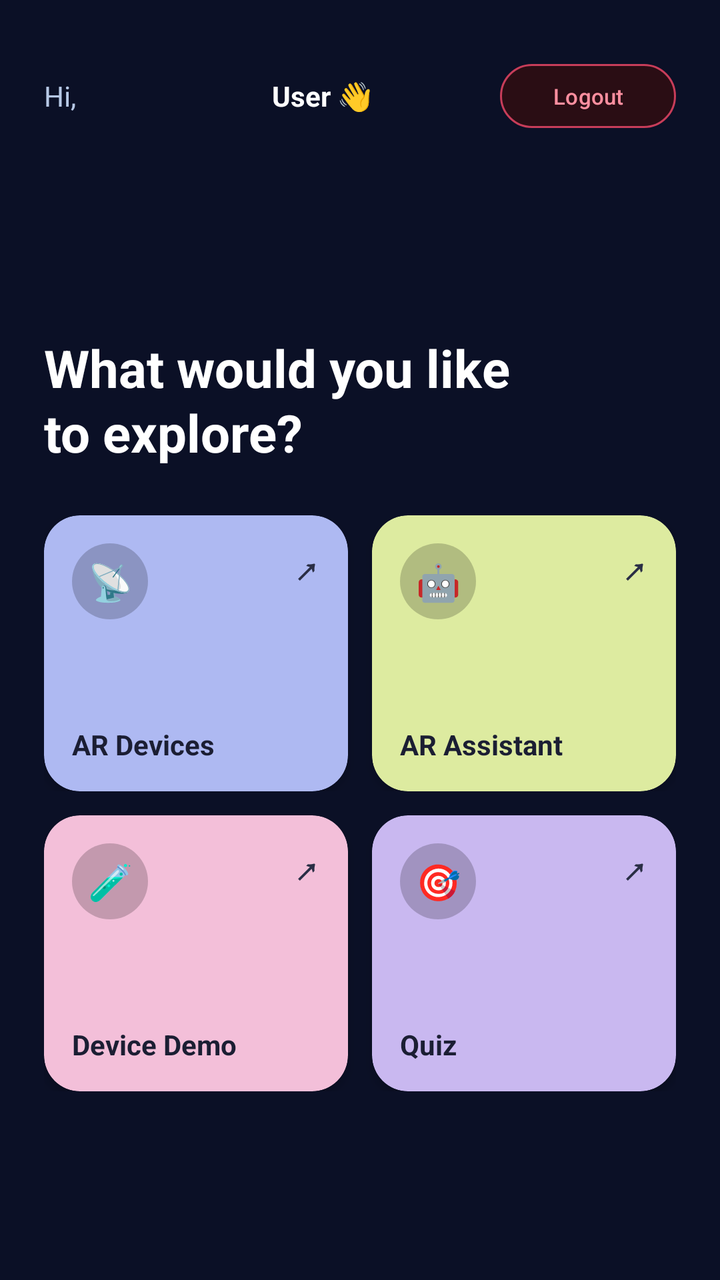
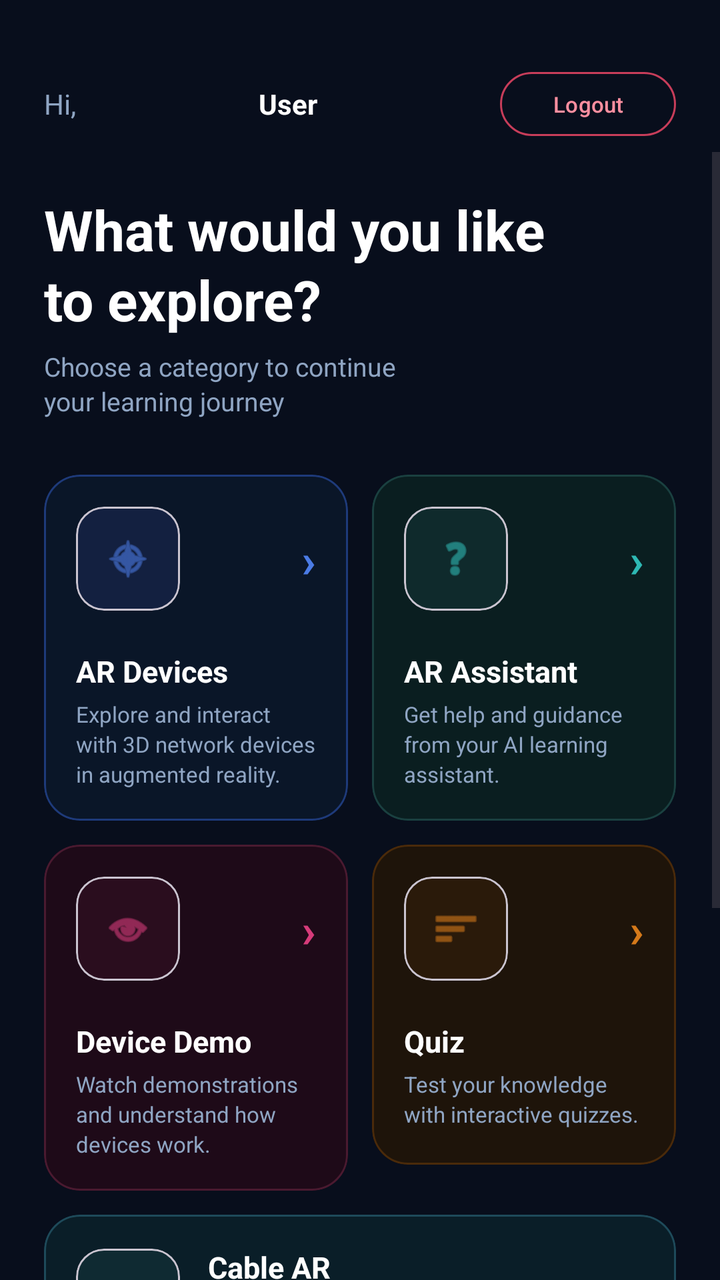

Two renders of the same Android screen: before a commit and after it. Below are the layout's source before the change and the commit's diff.
<!-- AndroidManifest.xml: application theme Theme.ComputerNetworkDeviceARApp -->
<!-- res/layout/activity_dashboard.xml -->
<?xml version="1.0" encoding="utf-8"?>
<LinearLayout xmlns:android="http://schemas.android.com/apk/res/android"
    xmlns:app="http://schemas.android.com/apk/res-auto"
    android:layout_width="match_parent"
    android:layout_height="match_parent"
    android:orientation="vertical"
    android:background="#0B1026">

    
    <LinearLayout
        android:layout_width="match_parent"
        android:layout_height="wrap_content"
        android:orientation="horizontal"
        android:gravity="center_vertical"
        android:paddingStart="22dp"
        android:paddingEnd="22dp"
        android:paddingTop="32dp"
        android:paddingBottom="8dp">

        <TextView
            android:layout_width="0dp"
            android:layout_height="wrap_content"
            android:layout_weight="1"
            android:text="Hi, "
            android:textColor="#B7C9E6"
            android:textSize="14sp"/>

        <TextView
            android:id="@+id/tvUserName"
            android:layout_width="0dp"
            android:layout_height="wrap_content"
            android:layout_weight="1"
            android:text="User 👋"
            android:textColor="#FFFFFF"
            android:textSize="14sp"
            android:textStyle="bold"/>

        <com.google.android.material.button.MaterialButton
            android:id="@+id/btnLogout"
            android:layout_width="wrap_content"
            android:layout_height="32dp"
            android:text="Logout"
            android:textAllCaps="false"
            android:textColor="#FF8FA0"
            android:textSize="11sp"
            android:insetTop="0dp"
            android:insetBottom="0dp"
            android:paddingStart="14dp"
            android:paddingEnd="14dp"
            app:backgroundTint="#2A0D14"
            app:cornerRadius="16dp"
            app:strokeColor="#C73D5A"
            app:strokeWidth="1dp"/>

    </LinearLayout>

    
    <FrameLayout
        android:layout_width="match_parent"
        android:layout_height="0dp"
        android:layout_weight="1"
        android:scrollbars="none"
        android:overScrollMode="never">

        <LinearLayout
            android:layout_width="match_parent"
            android:layout_height="wrap_content"
            android:layout_gravity="center"
            android:orientation="vertical"
            android:paddingStart="22dp"
            android:paddingEnd="22dp">

            
            <TextView
                android:layout_width="match_parent"
                android:layout_height="wrap_content"
                android:text="What would you like\nto explore?"
                android:textColor="#FFFFFF"
                android:textSize="26sp"
                android:textStyle="bold"
                android:lineSpacingExtra="2dp"
                android:layout_marginBottom="24dp"/>

            
            <LinearLayout
                android:layout_width="match_parent"
                android:layout_height="wrap_content"
                android:orientation="horizontal"
                android:layout_marginBottom="12dp">

                <androidx.cardview.widget.CardView
                    android:id="@+id/cardARDevices"
                    android:layout_width="0dp"
                    android:layout_height="138dp"
                    android:layout_weight="1"
                    android:layout_marginEnd="6dp"
                    app:cardCornerRadius="18dp"
                    app:cardBackgroundColor="#AEB9F2"
                    app:cardElevation="3dp">
                    <FrameLayout
                        android:layout_width="match_parent"
                        android:layout_height="match_parent"
                        android:padding="14dp">
                        <TextView
                            android:layout_width="38dp"
                            android:layout_height="38dp"
                            android:layout_gravity="top|start"
                            android:background="@drawable/bg_dashboard_icon_dark"
                            android:gravity="center"
                            android:text="📡"
                            android:textSize="18sp"/>
                        <TextView
                            android:layout_width="wrap_content"
                            android:layout_height="wrap_content"
                            android:layout_gravity="top|end"
                            android:text="↗"
                            android:textColor="#2A2E45"
                            android:textSize="18sp"
                            android:textStyle="bold"/>
                        <TextView
                            android:layout_width="wrap_content"
                            android:layout_height="wrap_content"
                            android:layout_gravity="bottom|start"
                            android:text="AR Devices"
                            android:textColor="#1B1E33"
                            android:textSize="14sp"
                            android:textStyle="bold"/>
                    </FrameLayout>
                </androidx.cardview.widget.CardView>

                <androidx.cardview.widget.CardView
                    android:id="@+id/cardARAssistant"
                    android:layout_width="0dp"
                    android:layout_height="138dp"
                    android:layout_weight="1"
                    android:layout_marginStart="6dp"
                    app:cardCornerRadius="18dp"
                    app:cardBackgroundColor="#DDEBA0"
                    app:cardElevation="3dp">
                    <FrameLayout
                        android:layout_width="match_parent"
                        android:layout_height="match_parent"
                        android:padding="14dp">
                        <TextView
                            android:layout_width="38dp"
                            android:layout_height="38dp"
                            android:layout_gravity="top|start"
                            android:background="@drawable/bg_dashboard_icon_dark"
                            android:gravity="center"
                            android:text="🤖"
                            android:textSize="18sp"/>
                        <TextView
                            android:layout_width="wrap_content"
                            android:layout_height="wrap_content"
                            android:layout_gravity="top|end"
                            android:text="↗"
                            android:textColor="#2A2E45"
                            android:textSize="18sp"
                            android:textStyle="bold"/>
                        <TextView
                            android:layout_width="wrap_content"
                            android:layout_height="wrap_content"
                            android:layout_gravity="bottom|start"
                            android:text="AR Assistant"
                            android:textColor="#1B1E33"
                            android:textSize="14sp"
                            android:textStyle="bold"/>
                    </FrameLayout>
                </androidx.cardview.widget.CardView>

            </LinearLayout>

            
            <LinearLayout
                android:layout_width="match_parent"
                android:layout_height="wrap_content"
                android:orientation="horizontal">

                <androidx.cardview.widget.CardView
                    android:id="@+id/cardDeviceDemo"
                    android:layout_width="0dp"
                    android:layout_height="138dp"
                    android:layout_weight="1"
                    android:layout_marginEnd="6dp"
                    app:cardCornerRadius="18dp"
                    app:cardBackgroundColor="#F3BFD9"
                    app:cardElevation="3dp">
                    <FrameLayout
                        android:layout_width="match_parent"
                        android:layout_height="match_parent"
                        android:padding="14dp">
                        <TextView
                            android:layout_width="38dp"
                            android:layout_height="38dp"
                            android:layout_gravity="top|start"
                            android:background="@drawable/bg_dashboard_icon_dark"
                            android:gravity="center"
                            android:text="🧪"
                            android:textSize="18sp"/>
                        <TextView
                            android:layout_width="wrap_content"
                            android:layout_height="wrap_content"
                            android:layout_gravity="top|end"
                            android:text="↗"
                            android:textColor="#2A2E45"
                            android:textSize="18sp"
                            android:textStyle="bold"/>
                        <TextView
                            android:layout_width="wrap_content"
                            android:layout_height="wrap_content"
                            android:layout_gravity="bottom|start"
                            android:text="Device Demo"
                            android:textColor="#1B1E33"
                            android:textSize="14sp"
                            android:textStyle="bold"/>
                    </FrameLayout>
                </androidx.cardview.widget.CardView>

                <androidx.cardview.widget.CardView
                    android:id="@+id/cardQuiz"
                    android:layout_width="0dp"
                    android:layout_height="138dp"
                    android:layout_weight="1"
                    android:layout_marginStart="6dp"
                    app:cardCornerRadius="18dp"
                    app:cardBackgroundColor="#C9B8F0"
                    app:cardElevation="3dp">
                    <FrameLayout
                        android:layout_width="match_parent"
                        android:layout_height="match_parent"
                        android:padding="14dp">
                        <TextView
                            android:layout_width="38dp"
                            android:layout_height="38dp"
                            android:layout_gravity="top|start"
                            android:background="@drawable/bg_dashboard_icon_dark"
                            android:gravity="center"
                            android:text="🎯"
                            android:textSize="18sp"/>
                        <TextView
                            android:layout_width="wrap_content"
                            android:layout_height="wrap_content"
                            android:layout_gravity="top|end"
                            android:text="↗"
                            android:textColor="#2A2E45"
                            android:textSize="18sp"
                            android:textStyle="bold"/>
                        <TextView
                            android:layout_width="wrap_content"
                            android:layout_height="wrap_content"
                            android:layout_gravity="bottom|start"
                            android:text="Quiz"
                            android:textColor="#1B1E33"
                            android:textSize="14sp"
                            android:textStyle="bold"/>
                    </FrameLayout>
                </androidx.cardview.widget.CardView>

            </LinearLayout>

        </LinearLayout>
    </FrameLayout>

</LinearLayout>
<!-- resources referenced by this layout -->
<resources>
  <!-- drawable bg_dashboard_icon_dark (drawable) -->
  <?xml version="1.0" encoding="utf-8"?>
  <shape xmlns:android="http://schemas.android.com/apk/res/android"
      android:shape="oval">
      <solid android:color="#33000000"/>
  </shape>
  <style name="Theme.ComputerNetworkDeviceARApp" parent="Base.Theme.ComputerNetworkDeviceARApp" />
  <style name="Base.Theme.ComputerNetworkDeviceARApp" parent="Theme.Material3.DayNight.NoActionBar">
          
          
      </style>
</resources>

<!-- the commit's change to res/layout/activity_dashboard.xml (unified diff, before → after) -->
@@ -4,7 +4,7 @@
     android:layout_width="match_parent"
     android:layout_height="match_parent"
     android:orientation="vertical"
-    android:background="#0B1026">
+    android:background="#080E1C">
 
     
     <LinearLayout
@@ -14,26 +14,34 @@
         android:gravity="center_vertical"
         android:paddingStart="22dp"
         android:paddingEnd="22dp"
-        android:paddingTop="32dp"
+        android:paddingTop="36dp"
         android:paddingBottom="8dp">
 
         <TextView
+            android:layout_width="wrap_content"
+            android:layout_height="wrap_content"
+            android:text="Hi,"
+            android:textColor="#8FA5C3"
+            android:textSize="14sp"/>
+
+        <View
             android:layout_width="0dp"
-            android:layout_height="wrap_content"
-            android:layout_weight="1"
-            android:text="Hi, "
-            android:textColor="#B7C9E6"
-            android:textSize="14sp"/>
+            android:layout_height="0dp"
+            android:layout_weight="1"/>
 
         <TextView
             android:id="@+id/tvUserName"
-            android:layout_width="0dp"
+            android:layout_width="wrap_content"
             android:layout_height="wrap_content"
-            android:layout_weight="1"
-            android:text="User 👋"
+            android:text="User"
             android:textColor="#FFFFFF"
             android:textSize="14sp"
             android:textStyle="bold"/>
+
+        <View
+            android:layout_width="0dp"
+            android:layout_height="0dp"
+            android:layout_weight="1"/>
 
         <com.google.android.material.button.MaterialButton
             android:id="@+id/btnLogout"
@@ -47,7 +55,7 @@
             android:insetBottom="0dp"
             android:paddingStart="14dp"
             android:paddingEnd="14dp"
-            app:backgroundTint="#2A0D14"
+            app:backgroundTint="#00000000"
             app:cornerRadius="16dp"
             app:strokeColor="#C73D5A"
             app:strokeWidth="1dp"/>
@@ -55,20 +63,21 @@
     </LinearLayout>
 
     
-    <FrameLayout
+    <ScrollView
         android:layout_width="match_parent"
         android:layout_height="0dp"
         android:layout_weight="1"
-        android:scrollbars="none"
+        android:fillViewport="true"
         android:overScrollMode="never">
 
         <LinearLayout
             android:layout_width="match_parent"
             android:layout_height="wrap_content"
-            android:layout_gravity="center"
             android:orientation="vertical"
             android:paddingStart="22dp"
-            android:paddingEnd="22dp">
+            android:paddingEnd="22dp"
+            android:paddingTop="20dp"
+            android:paddingBottom="28dp">
 
             
             <TextView
@@ -76,10 +85,20 @@
                 android:layout_height="wrap_content"
                 android:text="What would you like\nto explore?"
                 android:textColor="#FFFFFF"
-                android:textSize="26sp"
+                android:textSize="28sp"
                 android:textStyle="bold"
-                android:lineSpacingExtra="2dp"
-                android:layout_marginBottom="24dp"/>
+                android:lineSpacingExtra="2dp"/>
+
+            
+            <TextView
+                android:layout_width="match_parent"
+                android:layout_height="wrap_content"
+                android:text="Choose a category to continue\nyour learning journey"
+                android:textColor="#8FA5C3"
+                android:textSize="13sp"
+                android:layout_marginTop="6dp"
+                android:layout_marginBottom="28dp"
+                android:lineSpacingExtra="2dp"/>
 
             
             <LinearLayout
@@ -88,85 +107,153 @@
                 android:orientation="horizontal"
                 android:layout_marginBottom="12dp">
 
-                <androidx.cardview.widget.CardView
+                
+                <com.google.android.material.card.MaterialCardView
                     android:id="@+id/cardARDevices"
                     android:layout_width="0dp"
-                    android:layout_height="138dp"
+                    android:layout_height="wrap_content"
                     android:layout_weight="1"
                     android:layout_marginEnd="6dp"
                     app:cardCornerRadius="18dp"
-                    app:cardBackgroundColor="#AEB9F2"
-                    app:cardElevation="3dp">
-                    <FrameLayout
+                    app:cardBackgroundColor="#0A1628"
+                    app:cardElevation="0dp"
+                    app:strokeColor="#1E3A7A"
+                    app:strokeWidth="1dp">
+
+                    <LinearLayout
                         android:layout_width="match_parent"
-                        android:layout_height="match_parent"
-                        android:padding="14dp">
-                        <TextView
-                            android:layout_width="38dp"
-                            android:layout_height="38dp"
-                            android:layout_gravity="top|start"
-                            android:background="@drawable/bg_dashboard_icon_dark"
-                            android:gravity="center"
-                            android:text="📡"
-                            android:textSize="18sp"/>
-                        <TextView
-                            android:layout_width="wrap_content"
-                            android:layout_height="wrap_content"
-                            android:layout_gravity="top|end"
-                            android:text="↗"
-                            android:textColor="#2A2E45"
-                            android:textSize="18sp"
+                        android:layout_height="wrap_content"
+                        android:orientation="vertical"
+                        android:padding="16dp"
+                        android:minHeight="160dp">
+
+                        <LinearLayout
+                            android:layout_width="match_parent"
+                            android:layout_height="wrap_content"
+                            android:orientation="horizontal"
+                            android:gravity="center_vertical"
+                            android:layout_marginBottom="20dp">
+
+                            <com.google.android.material.card.MaterialCardView
+                                android:layout_width="52dp"
+                                android:layout_height="52dp"
+                                app:cardCornerRadius="14dp"
+                                app:cardBackgroundColor="#132040"
+                                app:cardElevation="0dp">
+                                <ImageView
+                                    android:layout_width="24dp"
+                                    android:layout_height="24dp"
+                                    android:layout_gravity="center"
+                                    android:src="@android:drawable/ic_menu_compass"
+                                    android:tint="#4B7BE5"/>
+                            </com.google.android.material.card.MaterialCardView>
+
+                            <View
+                                android:layout_width="0dp"
+                                android:layout_height="0dp"
+                                android:layout_weight="1"/>
+
+                            <TextView
+                                android:layout_width="wrap_content"
+                                android:layout_height="wrap_content"
+                                android:text="›"
+                                android:textColor="#4B7BE5"
+                                android:textSize="24sp"
+                                android:textStyle="bold"/>
+                        </LinearLayout>
+
+                        <TextView
+                            android:layout_width="match_parent"
+                            android:layout_height="wrap_content"
+                            android:text="AR Devices"
+                            android:textColor="#FFFFFF"
+                            android:textSize="15sp"
                             android:textStyle="bold"/>
-                        <TextView
-                            android:layout_width="wrap_content"
-                            android:layout_height="wrap_content"
-                            android:layout_gravity="bottom|start"
-                            android:text="AR Devices"
-                            android:textColor="#1B1E33"
-                            android:textSize="14sp"
-                            android:textStyle="bold"/>
-                    </FrameLayout>
-                </androidx.cardview.widget.CardView>
-
-                <androidx.cardview.widget.CardView
+
+                        <TextView
+                            android:layout_width="match_parent"
+                            android:layout_height="wrap_content"
+                            android:text="Explore and interact with 3D network devices in augmented reality."
+                            android:textColor="#8FA5C3"
+                            android:textSize="11sp"
+                            android:layout_marginTop="4dp"
+                            android:lineSpacingExtra="2dp"/>
+                    </LinearLayout>
+                </com.google.android.material.card.MaterialCardView>
+
+                
+                <com.google.android.material.card.MaterialCardView
                     android:id="@+id/cardARAssistant"
                     android:layout_width="0dp"
-                    android:layout_height="138dp"
+                    android:layout_height="wrap_content"
                     android:layout_weight="1"
                     android:layout_marginStart="6dp"
                     app:cardCornerRadius="18dp"
-                    app:cardBackgroundColor="#DDEBA0"
-                    app:cardElevation="3dp">
-                    <FrameLayout
+                    app:cardBackgroundColor="#0A1E20"
+                    app:cardElevation="0dp"
+                    app:strokeColor="#1A4040"
+                    app:strokeWidth="1dp">
+
+                    <LinearLayout
                         android:layout_width="match_parent"
-                        android:layout_height="match_parent"
-                        android:padding="14dp">
-                        <TextView
-                            android:layout_width="38dp"
-                            android:layout_height="38dp"
-                            android:layout_gravity="top|start"
-                            android:background="@drawable/bg_dashboard_icon_dark"
-                            android:gravity="center"
-                            android:text="🤖"
-                            android:textSize="18sp"/>
-                        <TextView
-                            android:layout_width="wrap_content"
-                            android:layout_height="wrap_content"
-                            android:layout_gravity="top|end"
-                            android:text="↗"
-                            android:textColor="#2A2E45"
-                            android:textSize="18sp"
+                        android:layout_height="wrap_content"
+                        android:orientation="vertical"
+                        android:padding="16dp"
+                        android:minHeight="160dp">
+
+                        <LinearLayout
+                            android:layout_width="match_parent"
+                            android:layout_height="wrap_content"
+                            android:orientation="horizontal"
+                            android:gravity="center_vertical"
+                            android:layout_marginBottom="20dp">
+
+                            <com.google.android.material.card.MaterialCardView
+                                android:layout_width="52dp"
+                                android:layout_height="52dp"
+                                app:cardCornerRadius="14dp"
+                                app:cardBackgroundColor="#0F2A2C"
+                                app:cardElevation="0dp">
+                                <ImageView
+                                    android:layout_width="24dp"
+                                    android:layout_height="24dp"
+                                    android:layout_gravity="center"
+                                    android:src="@android:drawable/ic_menu_help"
+                                    android:tint="#2EB8B3"/>
+                            </com.google.android.material.card.MaterialCardView>
+
+                            <View
+                                android:layout_width="0dp"
+                                android:layout_height="0dp"
+                                android:layout_weight="1"/>
+
+                            <TextView
+                                android:layout_width="wrap_content"
+                                android:layout_height="wrap_content"
+                                android:text="›"
+                                android:textColor="#2EB8B3"
+                                android:textSize="24sp"
+                                android:textStyle="bold"/>
+                        </LinearLayout>
+
+                        <TextView
+                            android:layout_width="match_parent"
+                            android:layout_height="wrap_content"
+                            android:text="AR Assistant"
+                            android:textColor="#FFFFFF"
+                            android:textSize="15sp"
                             android:textStyle="bold"/>
-                        <TextView
-                            android:layout_width="wrap_content"
-                            android:layout_height="wrap_content"
-                            android:layout_gravity="bottom|start"
-                            android:text="AR Assistant"
-                            android:textColor="#1B1E33"
-                            android:textSize="14sp"
-                            android:textStyle="bold"/>
-                    </FrameLayout>
-                </androidx.cardview.widget.CardView>
+
+                        <TextView
+                            android:layout_width="match_parent"
+                            android:layout_height="wrap_content"
+                            android:text="Get help and guidance from your AI learning assistant."
+                            android:textColor="#8FA5C3"
+                            android:textSize="11sp"
+                            android:layout_marginTop="4dp"
+                            android:lineSpacingExtra="2dp"/>
+                    </LinearLayout>
+                </com.google.android.material.card.MaterialCardView>
 
             </LinearLayout>
 
@@ -176,89 +263,364 @@
                 android:layout_height="wrap_content"
                 android:orientation="horizontal">
 
-                <androidx.cardview.widget.CardView
+                
+                <com.google.android.material.card.MaterialCardView
                     android:id="@+id/cardDeviceDemo"
                     android:layout_width="0dp"
-                    android:layout_height="138dp"
+                    android:layout_height="wrap_content"
                     android:layout_weight="1"
                     android:layout_marginEnd="6dp"
                     app:cardCornerRadius="18dp"
-                    app:cardBackgroundColor="#F3BFD9"
-                    app:cardElevation="3dp">
-                    <FrameLayout
+                    app:cardBackgroundColor="#1E0A18"
+                    app:cardElevation="0dp"
+                    app:strokeColor="#4A1A30"
+                    app:strokeWidth="1dp">
+
+                    <LinearLayout
                         android:layout_width="match_parent"
-                        android:layout_height="match_parent"
-                        android:padding="14dp">
-                        <TextView
-                            android:layout_width="38dp"
-                            android:layout_height="38dp"
-                            android:layout_gravity="top|start"
-                            android:background="@drawable/bg_dashboard_icon_dark"
-                            android:gravity="center"
-                            android:text="🧪"
-                            android:textSize="18sp"/>
-                        <TextView
-                            android:layout_width="wrap_content"
-                            android:layout_height="wrap_content"
-                            android:layout_gravity="top|end"
-                            android:text="↗"
-                            android:textColor="#2A2E45"
-                            android:textSize="18sp"
+                        android:layout_height="wrap_content"
+                        android:orientation="vertical"
+                        android:padding="16dp"
+                        android:minHeight="160dp">
+
+                        <LinearLayout
+                            android:layout_width="match_parent"
+                            android:layout_height="wrap_content"
+                            android:orientation="horizontal"
+                            android:gravity="center_vertical"
+                            android:layout_marginBottom="20dp">
+
+                            <com.google.android.material.card.MaterialCardView
+                                android:layout_width="52dp"
+                                android:layout_height="52dp"
+                                app:cardCornerRadius="14dp"
+                                app:cardBackgroundColor="#2A0D1E"
+                                app:cardElevation="0dp">
+                                <ImageView
+                                    android:layout_width="24dp"
+                                    android:layout_height="24dp"
+                                    android:layout_gravity="center"
+                                    android:src="@android:drawable/ic_menu_view"
+                                    android:tint="#D63B7A"/>
+                            </com.google.android.material.card.MaterialCardView>
+
+                            <View
+                                android:layout_width="0dp"
+                                android:layout_height="0dp"
+                                android:layout_weight="1"/>
+
+                            <TextView
+                                android:layout_width="wrap_content"
+                                android:layout_height="wrap_content"
+                                android:text="›"
+                                android:textColor="#D63B7A"
+                                android:textSize="24sp"
+                                android:textStyle="bold"/>
+                        </LinearLayout>
+
+                        <TextView
+                            android:layout_width="match_parent"
+                            android:layout_height="wrap_content"
+                            android:text="Device Demo"
+                            android:textColor="#FFFFFF"
+                            android:textSize="15sp"
                             android:textStyle="bold"/>
-                        <TextView
-                            android:layout_width="wrap_content"
-                            android:layout_height="wrap_content"
-                            android:layout_gravity="bottom|start"
-                            android:text="Device Demo"
-                            android:textColor="#1B1E33"
-                            android:textSize="14sp"
-                            android:textStyle="bold"/>
-                    </FrameLayout>
-                </androidx.cardview.widget.CardView>
-
-                <androidx.cardview.widget.CardView
+
+                        <TextView
+                            android:layout_width="match_parent"
+                            android:layout_height="wrap_content"
+                            android:text="Watch demonstrations and understand how devices work."
+                            android:textColor="#8FA5C3"
+                            android:textSize="11sp"
+                            android:layout_marginTop="4dp"
+                            android:lineSpacingExtra="2dp"/>
+                    </LinearLayout>
+                </com.google.android.material.card.MaterialCardView>
+
+                
+                <com.google.android.material.card.MaterialCardView
                     android:id="@+id/cardQuiz"
                     android:layout_width="0dp"
-                    android:layout_height="138dp"
+                    android:layout_height="wrap_content"
                     android:layout_weight="1"
                     android:layout_marginStart="6dp"
                     app:cardCornerRadius="18dp"
-                    app:cardBackgroundColor="#C9B8F0"
-                    app:cardElevation="3dp">
-                    <FrameLayout
+                    app:cardBackgroundColor="#1E140A"
+                    app:cardElevation="0dp"
+                    app:strokeColor="#4A2A0A"
+                    app:strokeWidth="1dp">
+
+                    <LinearLayout
                         android:layout_width="match_parent"
-                        android:layout_height="match_parent"
-                        android:padding="14dp">
-                        <TextView
-                            android:layout_width="38dp"
-                            android:layout_height="38dp"
-                            android:layout_gravity="top|start"
-                            android:background="@drawable/bg_dashboard_icon_dark"
+                        android:layout_height="wrap_content"
+                        android:orientation="vertical"
+                        android:padding="16dp"
+                        android:minHeight="160dp">
+
+                        <LinearLayout
+                            android:layout_width="match_parent"
+                            android:layout_height="wrap_content"
+                            android:orientation="horizontal"
+                            android:gravity="center_vertical"
+                            android:layout_marginBottom="20dp">
+
+                            <com.google.android.material.card.MaterialCardView
+                                android:layout_width="52dp"
+                                android:layout_height="52dp"
+                                app:cardCornerRadius="14dp"
+                                app:cardBackgroundColor="#2A1A0A"
+                                app:cardElevation="0dp">
+                                <ImageView
+                                    android:layout_width="24dp"
+                                    android:layout_height="24dp"
+                                    android:layout_gravity="center"
+                                    android:src="@android:drawable/ic_menu_sort_by_size"
+                                    android:tint="#D4791A"/>
+                            </com.google.android.material.card.MaterialCardView>
+
+                            <View
+                                android:layout_width="0dp"
+                                android:layout_height="0dp"
+                                android:layout_weight="1"/>
+
+                            <TextView
+                                android:layout_width="wrap_content"
+                                android:layout_height="wrap_content"
+                                android:text="›"
+                                android:textColor="#D4791A"
+                                android:textSize="24sp"
+                                android:textStyle="bold"/>
+                        </LinearLayout>
+
+                        <TextView
+                            android:layout_width="match_parent"
+                            android:layout_height="wrap_content"
+                            android:text="Quiz"
+                            android:textColor="#FFFFFF"
+                            android:textSize="15sp"
+                            android:textStyle="bold"/>
+
+                        <TextView
+                            android:layout_width="match_parent"
+                            android:layout_height="wrap_content"
+                            android:text="Test your knowledge with interactive quizzes."
+                            android:textColor="#8FA5C3"
+                            android:textSize="11sp"
+                            android:layout_marginTop="4dp"
+                            android:lineSpacingExtra="2dp"/>
+                    </LinearLayout>
+                </com.google.android.material.card.MaterialCardView>
+
+            </LinearLayout>
+
+            
+            <com.google.android.material.card.MaterialCardView
+                android:id="@+id/cardCableAR"
+                android:layout_width="match_parent"
+                android:layout_height="wrap_content"
+                android:layout_marginTop="12dp"
+                app:cardCornerRadius="18dp"
+                app:cardBackgroundColor="#0A1E28"
+                app:cardElevation="0dp"
+                app:strokeColor="#1E4A5A"
+                app:strokeWidth="1dp">
+
+                <LinearLayout
+                    android:layout_width="match_parent"
+                    android:layout_height="wrap_content"
+                    android:orientation="horizontal"
+                    android:gravity="center_vertical"
+                    android:padding="16dp">
+
+                    <com.google.android.material.card.MaterialCardView
+                        android:layout_width="52dp"
+                        android:layout_height="52dp"
+                        app:cardCornerRadius="14dp"
+                        app:cardBackgroundColor="#0F2A32"
+                        app:cardElevation="0dp">
+                        <ImageView
+                            android:layout_width="24dp"
+                            android:layout_height="24dp"
+                            android:layout_gravity="center"
+                            android:src="@android:drawable/ic_menu_camera"
+                            android:tint="#29B6D9"/>
+                    </com.google.android.material.card.MaterialCardView>
+
+                    <LinearLayout
+                        android:layout_width="0dp"
+                        android:layout_height="wrap_content"
+                        android:layout_weight="1"
+                        android:orientation="vertical"
+                        android:layout_marginStart="14dp">
+
+                        <TextView
+                            android:layout_width="match_parent"
+                            android:layout_height="wrap_content"
+                            android:text="Cable AR"
+                            android:textColor="#FFFFFF"
+                            android:textSize="15sp"
+                            android:textStyle="bold"/>
+
+                        <TextView
+                            android:layout_width="match_parent"
+                            android:layout_height="wrap_content"
+                            android:text="Practice plugging cables into the correct router ports in AR."
+                            android:textColor="#8FA5C3"
+                            android:textSize="11sp"
+                            android:layout_marginTop="4dp"
+                            android:lineSpacingExtra="2dp"/>
+                    </LinearLayout>
+
+                    <TextView
+                        android:layout_width="wrap_content"
+                        android:layout_height="wrap_content"
+                        android:text="›"
+                        android:textColor="#29B6D9"
+                        android:textSize="24sp"
+                        android:textStyle="bold"/>
+
+                </LinearLayout>
+            </com.google.android.material.card.MaterialCardView>
+
+            
+            <com.google.android.material.card.MaterialCardView
+                android:id="@+id/cardAssemblyAR"
+                android:layout_width="match_parent"
+                android:layout_height="wrap_content"
+                android:layout_marginTop="12dp"
+                app:cardCornerRadius="18dp"
+                app:cardBackgroundColor="#0A1E14"
+                app:cardElevation="0dp"
+                app:strokeColor="#1E4A2A"
+                app:strokeWidth="1dp">
+
+                <LinearLayout
+                    android:layout_width="match_parent"
+                    android:layout_height="wrap_content"
+                    android:orientation="horizontal"
+                    android:gravity="center_vertical"
+                    android:padding="16dp">
+
+                    <com.google.android.material.card.MaterialCardView
+                        android:layout_width="52dp"
+                        android:layout_height="52dp"
+                        app:cardCornerRadius="14dp"
+                        app:cardBackgroundColor="#0F2A1A"
+                        app:cardElevation="0dp">
+                        <ImageView
+                            android:layout_width="24dp"
+                            android:layout_height="24dp"
+                            android:layout_gravity="center"
+                            android:src="@android:drawable/ic_menu_myplaces"
+                            android:tint="#3EC26E"/>
+                    </com.google.android.material.card.MaterialCardView>
+
+                    <LinearLayout
+                        android:layout_width="0dp"
+                        android:layout_height="wrap_content"
+                        android:layout_weight="1"
+                        android:orientation="vertical"
+                        android:layout_marginStart="14dp">
+
+                        <TextView
+                            android:layout_width="match_parent"
+                            android:layout_height="wrap_content"
+                            android:text="Network Assembly"
+                            android:textColor="#FFFFFF"
+                            android:textSize="15sp"
+                            android:textStyle="bold"/>
+
+                        <TextView
+                            android:layout_width="match_parent"
+                            android:layout_height="wrap_content"
+                            android:text="Build a full network step by step, guided by your AI avatar."
+                            android:textColor="#8FA5C3"
+                            android:textSize="11sp"
+                            android:layout_marginTop="4dp"
+                            android:lineSpacingExtra="2dp"/>
+                    </LinearLayout>
+
+                    <TextView
+                        android:layout_width="wrap_content"
+                        android:layout_height="wrap_content"
+                        android:text="›"
+                        android:textColor="#3EC26E"
+                        android:textSize="24sp"
+                        android:textStyle="bold"/>
+
+                </LinearLayout>
+            </com.google.android.material.card.MaterialCardView>
+
+            
+            <com.google.android.material.card.MaterialCardView
+                android:id="@+id/cardDeviceFlowAR"
+                android:layout_width="match_parent"
+                android:layout_height="wrap_content"
+                android:layout_marginTop="12dp"
+                app:cardCornerRadius="18dp"
+                app:cardBackgroundColor="#1A140A"
+                app:cardElevation="0dp"
+                app:strokeColor="#4A3A0A"
+                app:strokeWidth="1dp">
+
+                <LinearLayout
+                    android:layout_width="match_parent"
+                    android:layout_height="wrap_content"
+                    android:orientation="horizontal"
+                    android:gravity="center_vertical"
+                    android:padding="16dp">
+
+                    <com.google.android.material.card.MaterialCardView
+                        android:layout_width="52dp"
+                        android:layout_height="52dp"
+                        app:cardCornerRadius="14dp"
+                        app:cardBackgroundColor="#2A2210"
+                        app:cardElevation="0dp">
+                        <TextView
+                            android:layout_width="match_parent"
+                            android:layout_height="match_parent"
                             android:gravity="center"
-                            android:text="🎯"
-                            android:textSize="18sp"/>
-                        <TextView
-                            android:layout_width="wrap_content"
-                            android:layout_height="wrap_content"
-                            android:layout_gravity="top|end"
-                            android:text="↗"
-                            android:textColor="#2A2E45"
-                            android:textSize="18sp"
+                            android:text="🔀"
+                            android:textSize="22sp"/>
+                    </com.google.android.material.card.MaterialCardView>
+
+                    <LinearLayout
+                        android:layout_width="0dp"
+                        android:layout_height="wrap_content"
+                        android:layout_weight="1"
+                        android:orientation="vertical"
+                        android:layout_marginStart="14dp">
+
+                        <TextView
+                            android:layout_width="match_parent"
+                            android:layout_height="wrap_content"
+                            android:text="Device Data Flow (AR)"
+                            android:textColor="#FFFFFF"
+                            android:textSize="15sp"
                             android:textStyle="bold"/>
-                        <TextView
-                            android:layout_width="wrap_content"
-                            android:layout_height="wrap_content"
-                            android:layout_gravity="bottom|start"
-                            android:text="Quiz"
-                            android:textColor="#1B1E33"
-                            android:textSize="14sp"
-                            android:textStyle="bold"/>
-                    </FrameLayout>
-                </androidx.cardview.widget.CardView>
-
-            </LinearLayout>
+
+                        <TextView
+                            android:layout_width="match_parent"
+                            android:layout_height="wrap_content"
+                            android:text="See how a Switch forwards data — tap a PC to send, watch the packet travel."
+                            android:textColor="#8FA5C3"
+                            android:textSize="11sp"
+                            android:layout_marginTop="4dp"
+                            android:lineSpacingExtra="2dp"/>
+                    </LinearLayout>
+
+                    <TextView
+                        android:layout_width="wrap_content"
+                        android:layout_height="wrap_content"
+                        android:text="›"
+                        android:textColor="#D4A017"
+                        android:textSize="24sp"
+                        android:textStyle="bold"/>
+
+                </LinearLayout>
+            </com.google.android.material.card.MaterialCardView>
 
         </LinearLayout>
-    </FrameLayout>
+    </ScrollView>
 
 </LinearLayout>
<!-- resource entries referenced after the edit -->
@@ -1,11 +1,5 @@
 <!-- resources referenced by this layout -->
 <resources>
-  <!-- drawable bg_dashboard_icon_dark (drawable) -->
-  <?xml version="1.0" encoding="utf-8"?>
-  <shape xmlns:android="http://schemas.android.com/apk/res/android"
-      android:shape="oval">
-      <solid android:color="#33000000"/>
-  </shape>
   <style name="Theme.ComputerNetworkDeviceARApp" parent="Base.Theme.ComputerNetworkDeviceARApp" />
   <style name="Base.Theme.ComputerNetworkDeviceARApp" parent="Theme.Material3.DayNight.NoActionBar">
           
